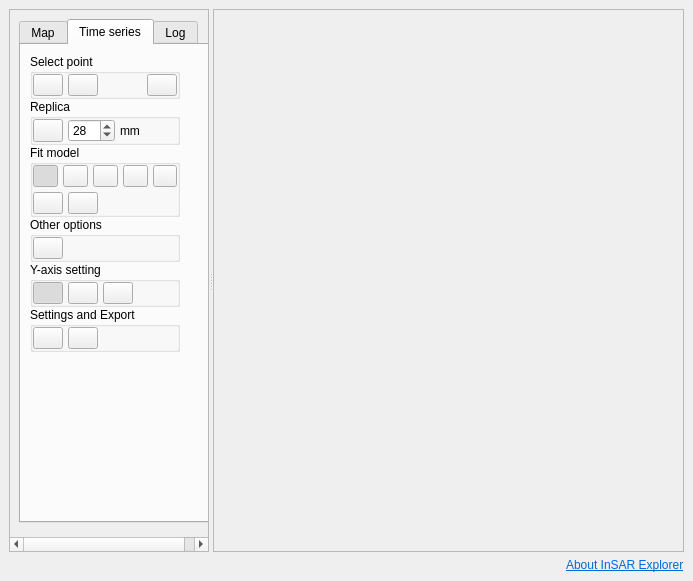
The window that insar_explorer_dockwidget_base.ui (luhipi/insar-explorer) describes before a commit, drawn with Qt 5.
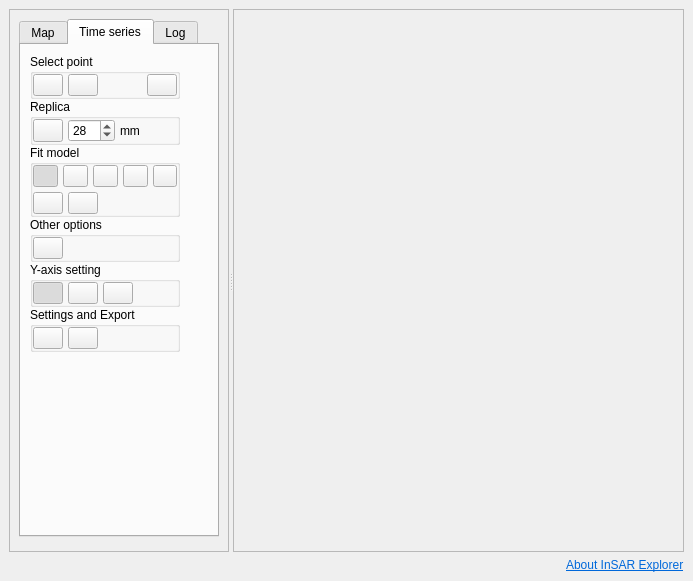
The same window after the commit. Icons and pictures are not drawn.

Commit message: make the width of setting tab smaller for better display

The edit to the form file:
```diff
--- a/insar_explorer_dockwidget_base.ui
+++ b/insar_explorer_dockwidget_base.ui
@@ -92,13 +92,13 @@
          <widget class="QScrollArea" name="scrollArea">
           <property name="sizePolicy">
            <sizepolicy hsizetype="Preferred" vsizetype="Preferred">
-            <horstretch>1</horstretch>
+            <horstretch>0</horstretch>
             <verstretch>0</verstretch>
            </sizepolicy>
           </property>
           <property name="maximumSize">
            <size>
-            <width>200</width>
+            <width>240</width>
             <height>16777215</height>
            </size>
           </property>
@@ -113,7 +113,7 @@
             <rect>
              <x>0</x>
              <y>0</y>
-             <width>244</width>
+             <width>238</width>
              <height>505</height>
             </rect>
            </property>
@@ -121,14 +121,14 @@
             <item>
              <widget class="QTabWidget" name="tabWidget">
               <property name="sizePolicy">
-               <sizepolicy hsizetype="Preferred" vsizetype="Preferred">
+               <sizepolicy hsizetype="Expanding" vsizetype="Expanding">
                 <horstretch>0</horstretch>
                 <verstretch>0</verstretch>
                </sizepolicy>
               </property>
               <property name="maximumSize">
                <size>
-                <width>220</width>
+                <width>200</width>
                 <height>16777215</height>
                </size>
               </property>
```
